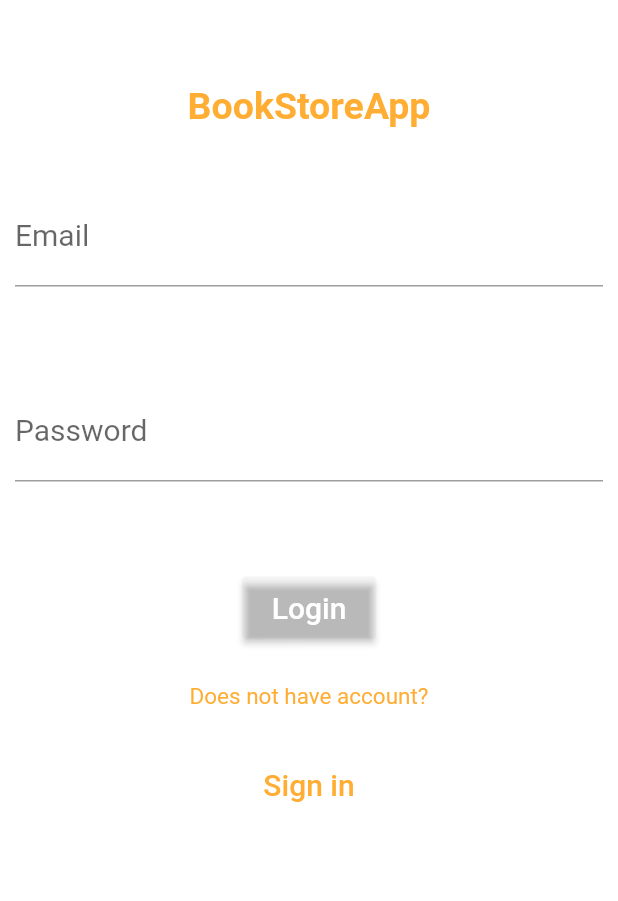
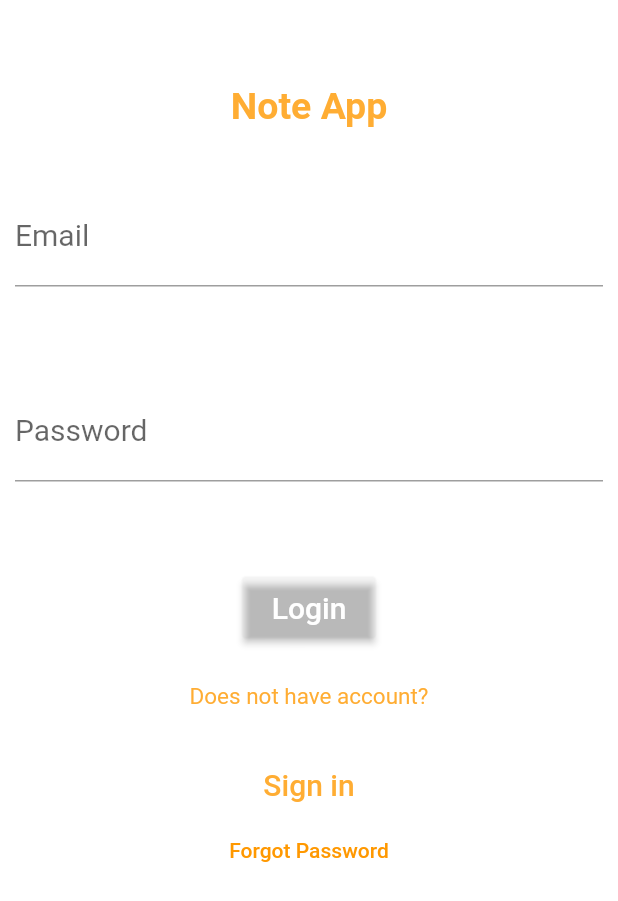
Before and after one commit to Shweta2105/blocPattern, a Flutter app: the screen it shows after launch, on a phone screen of 412 x 824 dp. Shown: the top 901 px of the screen. Run offline on Flutter 3.47's test engine with Material 2 defaults, Android fonts, the phone set to English and light mode, and no system bars; our stand-ins replace bloc, cloud_firestore, equatable, firebase_auth, firebase_core, flutter_bloc and 1 more; accounts and stored records are empty; Roboto replaces fonts that are missing (SansitaSwashed).

Commit message:
cleaned app and added reset password

```diff
--- a/lib/main.dart
+++ b/lib/main.dart
@@ -1,4 +1,5 @@
 import 'package:blocprovider/helpers/loading/loadingscreen.dart';
+import 'package:blocprovider/screens/forgotpasswordscreen.dart';
 import 'package:blocprovider/screens/registerscreen.dart';
 import 'package:blocprovider/service/auth/bloc/auth_bloc.dart';
 import 'package:blocprovider/service/auth/bloc/auth_events.dart';
@@ -68,6 +69,8 @@ class HomePage extends StatelessWidget {
         return VerifyEmailScreen();
       } else if (state is AuthStateLoggedOut) {
         return LoginScreen();
+      } else if (state is AuthStateForgotPassword) {
+        return const ForgotPasswordScreen();
       } else if (state is AuthStateRegistering) {
         return RegisterScreen();
       } else {
--- a/lib/screens/loginscreen.dart
+++ b/lib/screens/loginscreen.dart
@@ -71,13 +71,13 @@ class _LoginScreenState extends State<LoginScreen> {
           child: Column(
             children: <Widget>[
               Text(
-                "BookStoreApp",
+                "Note App",
                 style: TextStyle(
                     fontSize: 25,
                     fontWeight: FontWeight.bold,
                     color: Colors.orange.withOpacity(0.8)),
               ),
-              SizedBox(
+              const SizedBox(
                 height: 30,
               ),
               Container(
@@ -98,7 +98,7 @@ class _LoginScreenState extends State<LoginScreen> {
                   isValid: emailValid,
                 ),
               ),
-              SizedBox(
+              const SizedBox(
                 height: 30,
               ),
               Container(
@@ -119,7 +119,7 @@ class _LoginScreenState extends State<LoginScreen> {
                   isValid: passwordValid,
                 ),
               ),
-              SizedBox(
+              const SizedBox(
                 height: 30,
               ),
               Container(
@@ -172,6 +172,16 @@ class _LoginScreenState extends State<LoginScreen> {
                     //loginUser
                     ),
               ),
+              TextButton(
+                  onPressed: () {
+                    context
+                        .read<AuthBloc>()
+                        .add(const AuthEventForgotPassword());
+                  },
+                  child: const Text(
+                    'Forgot Password',
+                    style: TextStyle(color: Colors.orange),
+                  ))
             ],
           ),
         ),
--- a/lib/service/auth/auth_provider.dart
+++ b/lib/service/auth/auth_provider.dart
@@ -18,4 +18,6 @@ abstract class AuthProvider {
   Future<void> logOut();
 
   Future<void> sendEmailVerification();
+
+  Future<void> sendPasswordReset({required String toEmail});
 }
--- a/lib/service/auth/auth_service.dart
+++ b/lib/service/auth/auth_service.dart
@@ -39,4 +39,8 @@ class AuthService implements AuthProvider {
 
   @override
   Future<void> sendEmailVerification() => provider.sendEmailVerification();
+
+  @override
+  Future<void> sendPasswordReset({required String toEmail}) =>
+      provider.sendPasswordReset(toEmail: toEmail);
 }
--- a/lib/service/auth/bloc/auth_events.dart
+++ b/lib/service/auth/bloc/auth_events.dart
@@ -15,10 +15,6 @@ class AuthEventLogin extends AuthEvents {
   const AuthEventLogin(this.email, this.password);
 }
 
-class AuthEventLogOut extends AuthEvents {
-  const AuthEventLogOut();
-}
-
 class AuthEventSendEMailVerification extends AuthEvents {
   const AuthEventSendEMailVerification();
 }
@@ -33,3 +29,13 @@ class AuthEventRegister extends AuthEvents {
 class AuthEventShouldRegister extends AuthEvents {
   const AuthEventShouldRegister();
 }
+
+class AuthEventForgotPassword extends AuthEvents {
+  final String? email;
+
+  const AuthEventForgotPassword({this.email});
+}
+
+class AuthEventLogOut extends AuthEvents {
+  const AuthEventLogOut();
+}
--- a/lib/service/auth/bloc/auth_state.dart
+++ b/lib/service/auth/bloc/auth_state.dart
@@ -14,6 +14,16 @@ abstract class AuthState {
 class AuthStateUninitialized extends AuthState {
   const AuthStateUninitialized({required bool isLoading})
       : super(isLoading: isLoading);
+}
+
+class AuthStateForgotPassword extends AuthState {
+  final Exception? exception;
+  final bool hasSentEmail;
+  const AuthStateForgotPassword({
+    required this.exception,
+    required this.hasSentEmail,
+    required bool isLoading,
+  }) : super(isLoading: isLoading);
 }
 
 class AuthStateRegistering extends AuthState {
--- /dev/null
+++ b/lib/utilities/dialog/passwordresetemailsentdialog.dart
@@ -0,0 +1,12 @@
+import 'package:blocprovider/utilities/dialog/generic_dialog.dart';
+import 'package:flutter/cupertino.dart';
+
+Future<void> showPasswordResetSentDialog(BuildContext context) {
+  return showGenericDialog<void>(
+    context: context,
+    title: 'Password reset',
+    content:
+        'We have sent you password reset link. Please check you email for more informaton',
+    optionBuider: () => {'OK': null},
+  );
+}
```
Also changed, not shown: lib/screens/forgotpasswordscreen.dart (added, +85 -0 lines), lib/screens/registerscreen.dart (+4 -17 lines), lib/service/auth/bloc/auth_bloc.dart (+35 -0 lines), lib/service/auth/firebase_auth_provider.dart (+18 -0 lines), 2 other files.
